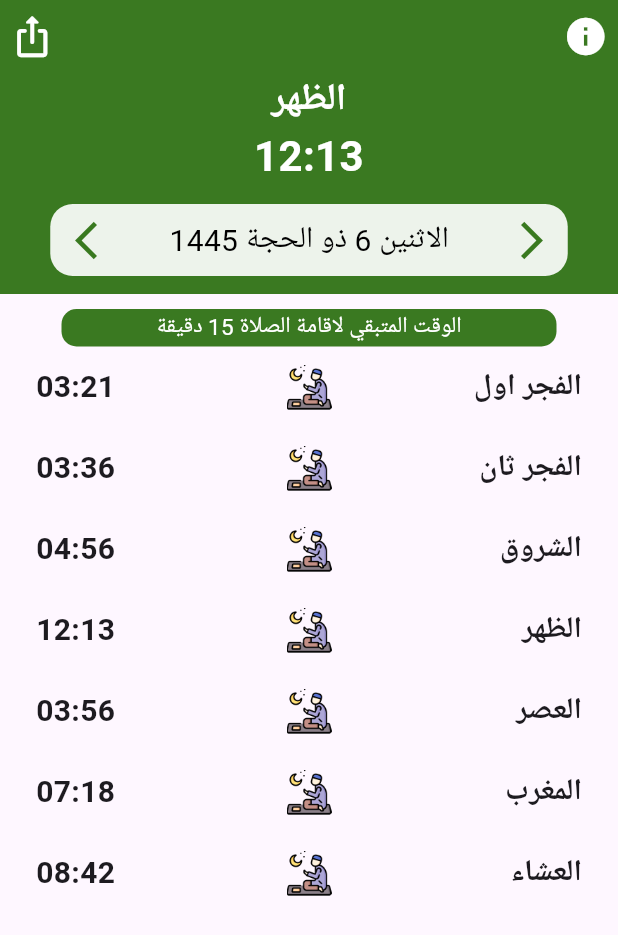
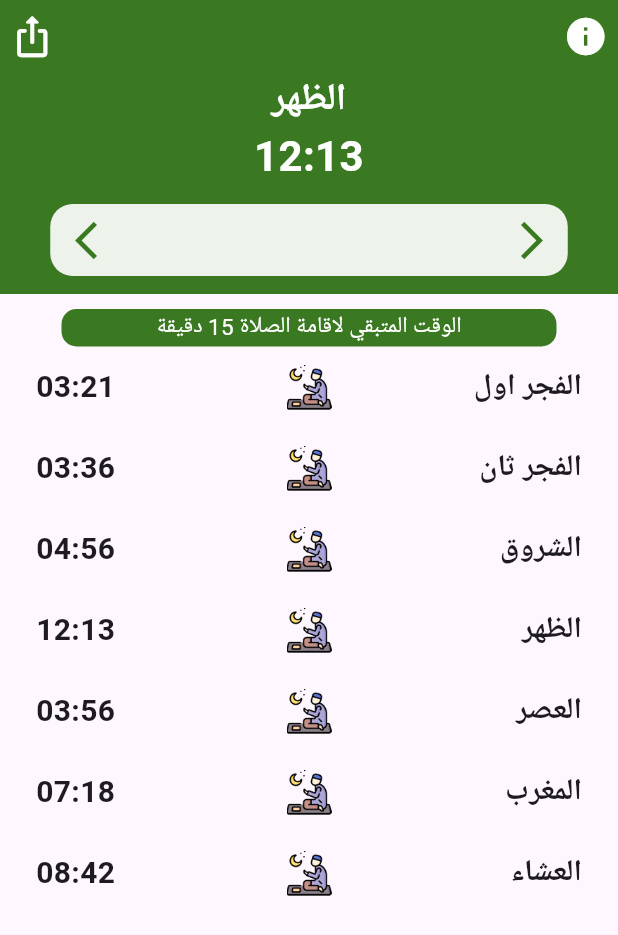
Before and after one commit to TheCoderGit/baghdad_prayers, a Flutter app: the screen it shows after launch, on a phone screen of 412 x 824 dp. Shown: the top 935 px of the screen. Run offline on Flutter 3.47's test engine with Material 3 defaults, Android fonts, the phone set to English and light mode, and no system bars; missing offline and left inert: jhijri.

Commit message:
add the hijri date liberary

```diff
--- a/lib/controllers/prayers_controller.dart
+++ b/lib/controllers/prayers_controller.dart
@@ -1,4 +1,5 @@
 import 'package:baghdad_prayers/util/my_constants.dart';
+import 'package:jhijri/jHijri.dart';
 
 class PrayersController {
   // List<String> times = ["08:00", "12:00", "14:00", "15:00", "22:00"];
@@ -45,4 +46,10 @@ class PrayersController {
       return "${hour.padLeft(2, "0")}:${minute.padLeft(2, "0")}";
     }
   }
+
+  String getHijriDate() {
+    var hijriDate = HijriDate.now();
+
+    return hijriDate.toString();
+  }
 }
--- /dev/null
+++ b/lib/pages/main_page/components/current_hijri_date_widget.dart
@@ -0,0 +1,42 @@
+import 'package:flutter/material.dart';
+
+class CurrentHijriDateWidget extends StatelessWidget {
+  const CurrentHijriDateWidget({
+    super.key,
+    required this.date,
+  });
+
+  final String date;
+
+  @override
+  Widget build(BuildContext context) {
+    return Container(
+      width: 345,
+      margin: const EdgeInsets.only(top: 12, bottom: 12),
+      decoration: BoxDecoration(
+        color: const Color.fromARGB(232, 255, 255, 255),
+        borderRadius: BorderRadius.circular(15),
+      ),
+      child: Row(
+        mainAxisAlignment: MainAxisAlignment.spaceBetween,
+        children: [
+          IconButton(
+              color: const Color.fromARGB(232, 39, 109, 11),
+              iconSize: 30,
+              onPressed: () {},
+              icon: const Icon(Icons.arrow_back_ios_new)),
+          Text(
+            date,
+            style: const TextStyle(
+                fontSize: 20.0, color: Color.fromARGB(255, 0, 0, 0)),
+          ),
+          IconButton(
+              color: const Color.fromARGB(232, 39, 109, 11),
+              iconSize: 30,
+              onPressed: () {},
+              icon: const Icon(Icons.arrow_forward_ios)),
+        ],
+      ),
+    );
+  }
+}
--- a/lib/pages/main_page/components/main_page_header.dart
+++ b/lib/pages/main_page/components/main_page_header.dart
@@ -1,3 +1,4 @@
+import 'package:baghdad_prayers/pages/main_page/components/current_hijri_date_widget.dart';
 import 'package:flutter/material.dart';
 
 class MainPageHeader extends StatelessWidget {
@@ -5,10 +6,12 @@ class MainPageHeader extends StatelessWidget {
     super.key,
     required this.currentPrayerTime,
     required this.currentPrayerName,
+    required this.currentHijriDate,
   });
 
   final String currentPrayerTime;
   final String currentPrayerName;
+  final String currentHijriDate;
 
   @override
   Widget build(BuildContext context) {
@@ -56,33 +59,8 @@ class MainPageHeader extends StatelessWidget {
           ),
 
           // الودجت الحاوي على التاريخ وازرار التقديم والتاخير في الوقت
-          Container(
-            width: 345,
-            margin: const EdgeInsets.only(top: 12, bottom: 12),
-            decoration: BoxDecoration(
-              color: const Color.fromARGB(232, 255, 255, 255),
-              borderRadius: BorderRadius.circular(15),
-            ),
-            child: Row(
-              mainAxisAlignment: MainAxisAlignment.spaceBetween,
-              children: [
-                IconButton(
-                    color: const Color.fromARGB(232, 39, 109, 11),
-                    iconSize: 30,
-                    onPressed: () {},
-                    icon: const Icon(Icons.arrow_back_ios_new)),
-                const Text(
-                  "الاثنين 6 ذو الحجة 1445",
-                  style: TextStyle(
-                      fontSize: 20.0, color: Color.fromARGB(255, 0, 0, 0)),
-                ),
-                IconButton(
-                    color: const Color.fromARGB(232, 39, 109, 11),
-                    iconSize: 30,
-                    onPressed: () {},
-                    icon: const Icon(Icons.arrow_forward_ios)),
-              ],
-            ),
+          CurrentHijriDateWidget(
+            date: currentHijriDate,
           )
         ],
       ),
--- a/lib/pages/main_page/main_page.dart
+++ b/lib/pages/main_page/main_page.dart
@@ -25,6 +25,7 @@ class MainPage extends StatelessWidget {
               currentPrayerName: prayerNames[nextPrayer],
               currentPrayerTime: prayersController
                   .time24To12Converter(todayPrayers![nextPrayer]),
+              currentHijriDate: prayersController.getHijriDate(),
             ),
             const RemainingTimeSection(),
             ListView.builder(
--- a/pubspec.yaml
+++ b/pubspec.yaml
@@ -12,7 +12,9 @@ dependencies:
   flutter_localizations:
     sdk: flutter
   intl: ^0.18.1
+  jhijri: ^1.0.0
   riverpod: ^2.5.1
+
 
 dev_dependencies:
   flutter_test:
```
Also changed, not shown: pubspec.lock.
